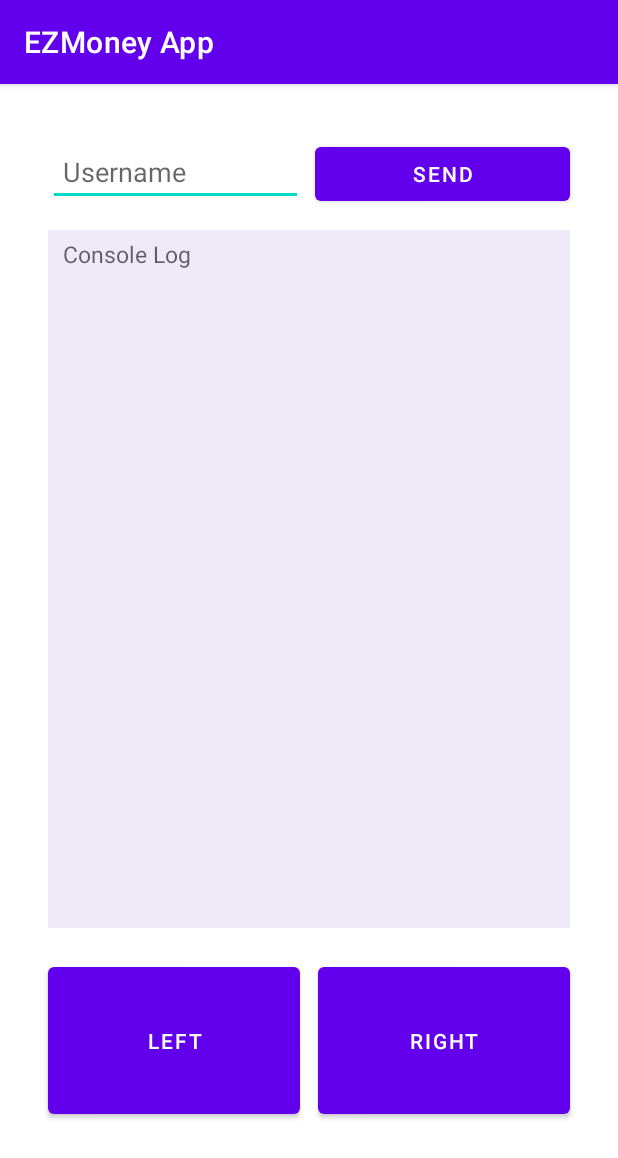
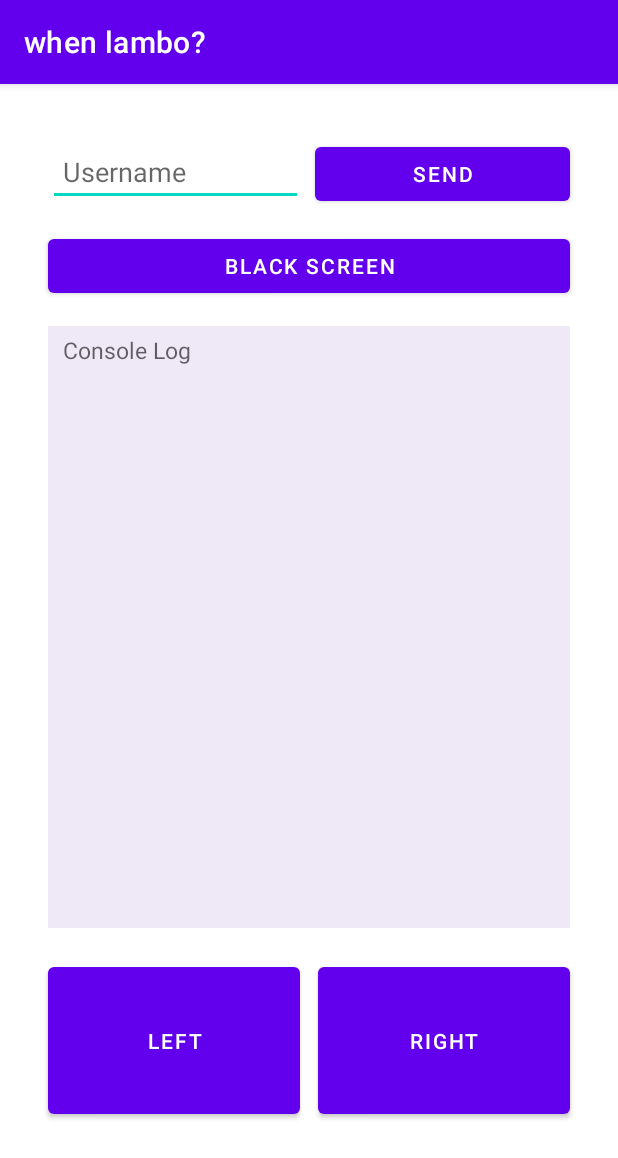
Before and after one commit to RisticDjordje/betting-bot-client-server, an Android app: the screen it shows after launch (MainActivity), on a phone screen of 412 x 824 dp. Shown: the top 1158 px of the screen. Run offline under Robolectric (Android 15) with nearby library versions, the phone set to English and light mode, and no system bars; libraries missing offline, so code that uses them is left out: io.socket.client; 7 statements that could not run were skipped.

Commit message:
Added black screen functionality, other tweaks and cleanup

```diff
--- a/EZMoneyBettingApp/app/src/main/AndroidManifest.xml
+++ b/EZMoneyBettingApp/app/src/main/AndroidManifest.xml
@@ -4,7 +4,6 @@
     package="com.example.ezmoneybettingapp">
 
     <uses-permission android:name="android.permission.INTERNET" />
-    <uses-permission android:name="android.permission.WAKE_LOCK" />
 
     <application
         android:allowBackup="true"
@@ -20,7 +19,7 @@
         <activity
             android:name=".MainActivity"
             android:exported="true"
-            android:label="EZMoney App">
+            android:label="when lambo?">
             <intent-filter>
                 <action android:name="android.intent.action.MAIN" />
 
--- a/EZMoneyBettingApp/app/src/main/java/com/example/ezmoneybettingapp/MainActivity.kt
+++ b/EZMoneyBettingApp/app/src/main/java/com/example/ezmoneybettingapp/MainActivity.kt
@@ -1,8 +1,12 @@
 package com.example.ezmoneybettingapp
 
 import android.os.Bundle
+import android.view.Gravity
 import android.view.KeyEvent
+import android.view.ViewGroup
 import android.widget.Button
+import android.widget.ImageView
+import android.widget.PopupWindow
 import android.widget.TextView
 import androidx.appcompat.app.AppCompatActivity
 
@@ -17,26 +21,13 @@ class MainActivity : AppCompatActivity() {
 
         // VARIABLES
         val sendUsernameBtn = findViewById<Button>(R.id.sendUsernameBtn)
+        val blackScreenBtn = findViewById<Button>(R.id.blackScreenBtn)
         val username = findViewById<TextView>(R.id.username)
         val consoleLog = findViewById<TextView>(R.id.consoleLogTextView)
         var consoleLogCounter = 0
 
-        leftBtn = findViewById<Button>(R.id.leftBtn)
-        rightBtn = findViewById<Button>(R.id.rightBtn)
 
-
-//        val counterBtn = findViewById<Button>(R.id.counterBtn)
-//        val countTextView = findViewById<TextView>(R.id.countTextView)
-
-//        // SCROLL FUNCTION
-//        fun ScrollView.scrollToBottom() {
-//            val lastChild = getChildAt(childCount - 1)
-//            val bottom = lastChild.bottom + paddingBottom
-//            val delta = bottom - (scrollY+ height)
-//            smoothScrollBy(0, delta)
-//        }
-
-
+        // MAKING CONNECTION
         // The following lines connects the Android app to the server.
         SocketHandler.setSocket()
         SocketHandler.establishConnection()
@@ -64,7 +55,6 @@ class MainActivity : AppCompatActivity() {
 
 
         // SEND BUTTON
-
         // When the CLIENT clicks SEND button
         sendUsernameBtn.setOnClickListener {
             // Sending the username to the SERVER
@@ -82,14 +72,29 @@ class MainActivity : AppCompatActivity() {
                     consoleLogCounter++
                     consoleLog.append("\n$consoleLogCounter | SERVER: Received username: ${args[0]}")
                     consoleLog.append("\n------------------------------------------------------")
-//                    consoleScrollView.scrollToBottom()
                 }
             }
         }
 
 
+        // BLACK SCREEN BUTTON
+        blackScreenBtn.setOnClickListener {
+            val view = layoutInflater.inflate(R.layout.layout_popup, null, false)
+            val popupWindow = PopupWindow(
+                view,
+                ViewGroup.LayoutParams.MATCH_PARENT,
+                ViewGroup.LayoutParams.MATCH_PARENT
+            )
+            popupWindow.showAtLocation(view, Gravity.CENTER, 0, 0)
+            val popupLayoutImageView = view.findViewById<ImageView>(R.id.popupLayoutImageView)
+            popupLayoutImageView.setOnClickListener {
+                popupWindow.dismiss()
+            }
+        }
+
+
         // LEFT BUTTON
-
+        leftBtn = findViewById(R.id.leftBtn)
         // When the CLIENT clicks LEFT button
         leftBtn.setOnClickListener {
             // Sending the LEFT signal to the SERVER
@@ -106,13 +111,13 @@ class MainActivity : AppCompatActivity() {
                 consoleLogCounter++
                 consoleLog.append("\n$consoleLogCounter | SERVER: Received LEFT signal.")
                 consoleLog.append("\n------------------------------------------------------")
-//                consoleLog.editableText.insert(0, "$consoleLogCounter | SERVER: Received LEFT signal.\n")
+                // consoleLog.editableText.insert(0, "$consoleLogCounter | SERVER: Received LEFT signal.\n")
             }
         }
 
 
         // RIGHT BUTTON
-
+        rightBtn = findViewById(R.id.rightBtn)
         // When the CLIENT clicks RIGHT button
         rightBtn.setOnClickListener {
             // Sending the LEFT signal to the SERVER
@@ -131,23 +136,9 @@ class MainActivity : AppCompatActivity() {
                 consoleLog.append("\n------------------------------------------------------")
             }
         }
-
-
-//        counterBtn.setOnClickListener {
-//            mSocket.emit("counter")
-//        }
-//
-//        mSocket.on("counter") { args ->
-//            if (args[0] != null) {
-//                val counter = args[0] as Int
-//                runOnUiThread {
-//                    countTextView.text = counter.toString()
-//                }
-//            }
-//        }
-
     }
 
+    // Overwriting volume control buttons
     override fun onKeyDown(keyCode: Int, event: KeyEvent?): Boolean {
 
         when (keyCode) {
--- a/EZMoneyBettingApp/app/src/main/res/layout/activity_main.xml
+++ b/EZMoneyBettingApp/app/src/main/res/layout/activity_main.xml
@@ -7,30 +7,6 @@
     android:background="#00F44336"
     tools:context=".MainActivity">
 
-    <!--    <Button-->
-    <!--        android:id="@+id/counterBtn"-->
-    <!--        android:layout_width="wrap_content"-->
-    <!--        android:layout_height="wrap_content"-->
-    <!--        android:text="counter"-->
-    <!--        app:layout_constraintBottom_toBottomOf="parent"-->
-    <!--        app:layout_constraintEnd_toEndOf="parent"-->
-    <!--        app:layout_constraintEnd_toStartOf="@+id/countTextView"-->
-    <!--        app:layout_constraintHorizontal_bias="0.5"-->
-    <!--        app:layout_constraintStart_toStartOf="parent"-->
-    <!--        app:layout_constraintTop_toTopOf="parent"-->
-    <!--        app:layout_constraintVertical_bias="0.748" />-->
-
-    <!--    <TextView-->
-    <!--        android:id="@+id/countTextView"-->
-    <!--        android:layout_width="wrap_content"-->
-    <!--        android:layout_height="wrap_content"-->
-    <!--        android:text=""-->
-    <!--        app:layout_constraintBottom_toBottomOf="parent"-->
-    <!--        app:layout_constraintEnd_toEndOf="parent"-->
-    <!--        app:layout_constraintHorizontal_bias="0.5"-->
-    <!--        app:layout_constraintStart_toEndOf="@+id/counterBtn"-->
-    <!--        app:layout_constraintTop_toTopOf="parent"-->
-    <!--        app:layout_constraintVertical_bias="0.738" />-->
 
     <Button
         android:id="@+id/leftBtn"
@@ -101,7 +77,7 @@
         app:layout_constraintBottom_toTopOf="@+id/leftBtn"
         app:layout_constraintEnd_toEndOf="parent"
         app:layout_constraintStart_toStartOf="parent"
-        app:layout_constraintTop_toBottomOf="@+id/username">
+        app:layout_constraintTop_toBottomOf="@+id/blackScreenBtn">
 
 
         <TextView
@@ -114,5 +90,17 @@
             android:textSize="15sp" />
     </ScrollView>
 
+    <Button
+        android:id="@+id/blackScreenBtn"
+        android:layout_width="0dp"
+        android:layout_height="wrap_content"
+        android:layout_marginStart="32dp"
+        android:layout_marginTop="16dp"
+        android:layout_marginEnd="32dp"
+        android:text="Black Screen"
+        app:layout_constraintEnd_toEndOf="parent"
+        app:layout_constraintStart_toStartOf="parent"
+        app:layout_constraintTop_toBottomOf="@+id/username" />
+
 
 </androidx.constraintlayout.widget.ConstraintLayout>
--- a/EZMoneyBettingApp/app/src/main/res/values-night/themes.xml
+++ b/EZMoneyBettingApp/app/src/main/res/values-night/themes.xml
@@ -12,5 +12,6 @@
         <!-- Status bar color. -->
         <item name="android:statusBarColor" tools:targetApi="l">?attr/colorPrimaryVariant</item>
         <!-- Customize your theme here. -->
+        <item name="android:windowFullscreen">true</item>
     </style>
 </resources>
--- a/EZMoneyBettingApp/app/src/main/res/values/themes.xml
+++ b/EZMoneyBettingApp/app/src/main/res/values/themes.xml
@@ -12,5 +12,6 @@
         <!-- Status bar color. -->
         <item name="android:statusBarColor" tools:targetApi="l">?attr/colorPrimaryVariant</item>
         <!-- Customize your theme here. -->
+        <item name="android:windowFullscreen">true</item>
     </style>
 </resources>
```
Also changed, not shown: EZMoneyBettingApp/app/src/main/res/layout/layout_popup.xml (added, +19 -0 lines).
